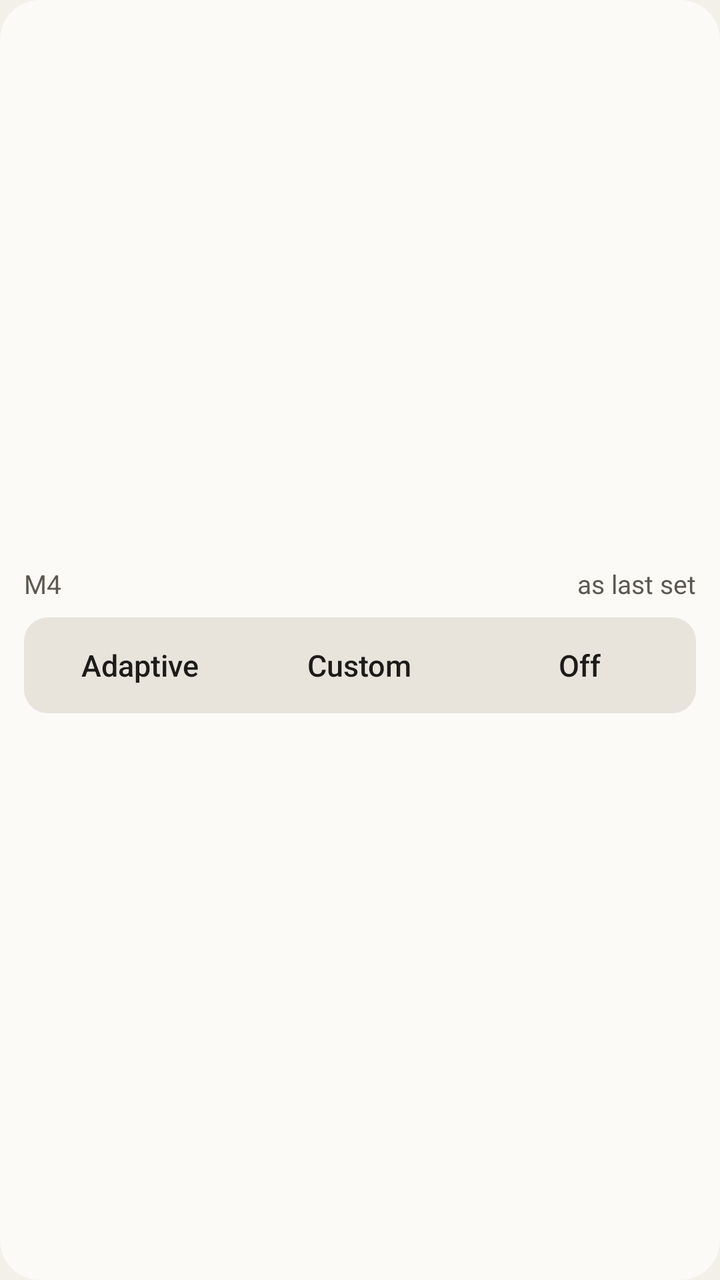
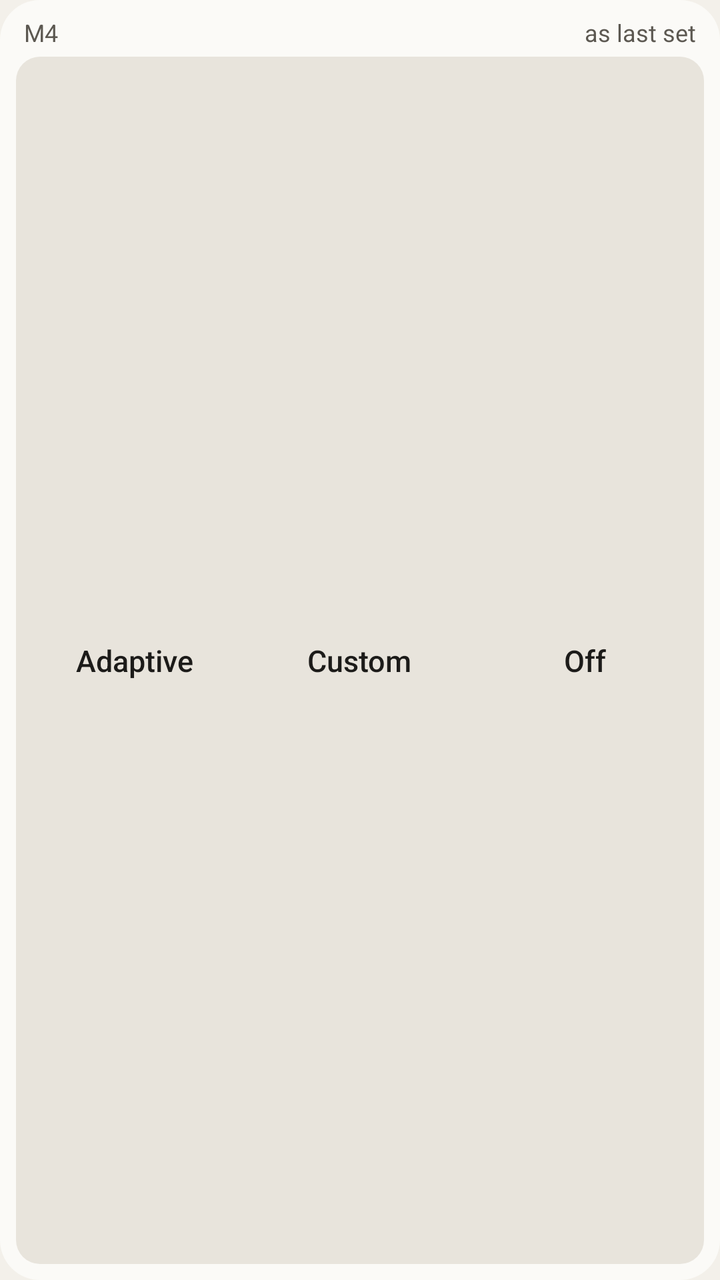

An Android layout rendered at two revisions. The XML below is the earlier revision; the diff shows what the commit changed to produce the second picture.
<!-- AndroidManifest.xml: application theme AppTheme -->
<!-- res/layout/widget_noise.xml -->
<?xml version="1.0" encoding="utf-8"?>
<LinearLayout xmlns:android="http://schemas.android.com/apk/res/android"
    android:layout_width="match_parent" android:layout_height="match_parent"
    android:orientation="vertical" android:gravity="center_vertical" android:padding="12dp" android:background="@drawable/w_bg">
    <LinearLayout android:layout_width="match_parent" android:layout_height="wrap_content" android:orientation="horizontal" android:paddingBottom="8dp">
        <TextView android:id="@+id/w_title" android:layout_width="0dp" android:layout_weight="1" android:layout_height="wrap_content"
            android:text="M4" android:textColor="@color/ink2" android:textSize="13sp" android:maxLines="1" android:ellipsize="end" />
        <TextView android:id="@+id/w_note" android:layout_width="wrap_content" android:layout_height="wrap_content"
            android:text="as last set" android:textColor="@color/ink2" android:textSize="13sp" />
    </LinearLayout>
    <LinearLayout android:layout_width="match_parent" android:layout_height="48dp" android:orientation="horizontal" android:padding="3dp" android:background="@drawable/w_track">
        <FrameLayout android:id="@+id/w_adaptive" android:layout_width="0dp" android:layout_weight="1" android:layout_height="match_parent" android:clickable="true" android:focusable="true" android:contentDescription="Adaptive">
            <LinearLayout android:id="@+id/w_adaptive_on" android:layout_width="wrap_content" android:layout_height="wrap_content" android:layout_gravity="center" android:orientation="horizontal" android:visibility="gone">
                <TextView android:layout_width="wrap_content" android:layout_height="wrap_content" android:text="●" android:textSize="11sp" android:textColor="@color/pilot_on_key" android:paddingEnd="6dp" />
                <TextView android:layout_width="wrap_content" android:layout_height="wrap_content" android:text="Adaptive" android:textSize="15sp" android:fontFamily="sans-serif-medium" android:textColor="@color/on_key" />
            </LinearLayout>
            <TextView android:id="@+id/w_adaptive_off" android:layout_width="wrap_content" android:layout_height="wrap_content" android:layout_gravity="center" android:text="Adaptive" android:textSize="15sp" android:fontFamily="sans-serif-medium" android:textColor="@color/ink" />
        </FrameLayout>
        <FrameLayout android:id="@+id/w_custom" android:layout_width="0dp" android:layout_weight="1" android:layout_height="match_parent" android:clickable="true" android:focusable="true" android:contentDescription="Custom">
            <LinearLayout android:id="@+id/w_custom_on" android:layout_width="wrap_content" android:layout_height="wrap_content" android:layout_gravity="center" android:orientation="horizontal" android:visibility="gone">
                <TextView android:layout_width="wrap_content" android:layout_height="wrap_content" android:text="●" android:textSize="11sp" android:textColor="@color/pilot_on_key" android:paddingEnd="6dp" />
                <TextView android:layout_width="wrap_content" android:layout_height="wrap_content" android:text="Custom" android:textSize="15sp" android:fontFamily="sans-serif-medium" android:textColor="@color/on_key" />
            </LinearLayout>
            <TextView android:id="@+id/w_custom_off" android:layout_width="wrap_content" android:layout_height="wrap_content" android:layout_gravity="center" android:text="Custom" android:textSize="15sp" android:fontFamily="sans-serif-medium" android:textColor="@color/ink" />
        </FrameLayout>
        <FrameLayout android:id="@+id/w_off" android:layout_width="0dp" android:layout_weight="1" android:layout_height="match_parent" android:clickable="true" android:focusable="true" android:contentDescription="Off">
            <LinearLayout android:id="@+id/w_off_on" android:layout_width="wrap_content" android:layout_height="wrap_content" android:layout_gravity="center" android:orientation="horizontal" android:visibility="gone">
                <TextView android:layout_width="wrap_content" android:layout_height="wrap_content" android:text="●" android:textSize="11sp" android:textColor="@color/pilot_on_key" android:paddingEnd="6dp" />
                <TextView android:layout_width="wrap_content" android:layout_height="wrap_content" android:text="Off" android:textSize="15sp" android:fontFamily="sans-serif-medium" android:textColor="@color/on_key" />
            </LinearLayout>
            <TextView android:id="@+id/w_off_off" android:layout_width="wrap_content" android:layout_height="wrap_content" android:layout_gravity="center" android:text="Off" android:textSize="15sp" android:fontFamily="sans-serif-medium" android:textColor="@color/ink" />
        </FrameLayout>
    </LinearLayout>
</LinearLayout>
<!-- resources referenced by this layout -->
<resources>
  <color name="ink">#1C1B19</color>
  <color name="ink2">#5C5851</color>
  <color name="on_key">#F3F0EA</color>
  <color name="pilot_on_key">#B8662B</color>
  <!-- drawable w_bg (drawable) -->
  <?xml version="1.0" encoding="utf-8"?>
  <shape xmlns:android="http://schemas.android.com/apk/res/android" android:shape="rectangle">
      <solid android:color="@color/surface" />
      <corners android:radius="20dp" />
  </shape>
  <!-- drawable w_track (drawable) -->
  <?xml version="1.0" encoding="utf-8"?>
  <shape xmlns:android="http://schemas.android.com/apk/res/android" android:shape="rectangle">
      <solid android:color="@color/sunk" />
      <corners android:radius="12dp" />
  </shape>
  <style name="AppTheme" parent="@android:style/Theme.Material.Light.NoActionBar">
          <item name="android:statusBarColor">@color/surface</item>
          <item name="android:navigationBarColor">@color/bg</item>
          <item name="android:windowLightStatusBar">@bool/light_bars</item>
          <item name="android:windowLightNavigationBar">@bool/light_bars</item>
          <item name="android:windowBackground">@color/bg</item>
          <item name="android:colorAccent">@color/copper</item>
      </style>
  <color name="surface">#FBFAF7</color>
  <color name="sunk">#E8E4DC</color>
  <color name="bg">#F3F0EA</color>
  <color name="copper">#9A4E1C</color>
</resources>

<!-- the commit's change to res/layout/widget_noise.xml (unified diff, before → after) -->
@@ -1,14 +1,15 @@
 <?xml version="1.0" encoding="utf-8"?>
 <LinearLayout xmlns:android="http://schemas.android.com/apk/res/android"
     android:layout_width="match_parent" android:layout_height="match_parent"
-    android:orientation="vertical" android:gravity="center_vertical" android:padding="12dp" android:background="@drawable/w_bg">
-    <LinearLayout android:layout_width="match_parent" android:layout_height="wrap_content" android:orientation="horizontal" android:paddingBottom="8dp">
+    android:orientation="vertical" android:padding="8dp" android:background="@drawable/w_bg">
+    <LinearLayout android:layout_width="match_parent" android:layout_height="wrap_content" android:orientation="horizontal" android:paddingBottom="4dp" android:paddingStart="4dp" android:paddingEnd="4dp">
         <TextView android:id="@+id/w_title" android:layout_width="0dp" android:layout_weight="1" android:layout_height="wrap_content"
-            android:text="M4" android:textColor="@color/ink2" android:textSize="13sp" android:maxLines="1" android:ellipsize="end" />
+            android:text="M4" android:textColor="@color/ink2" android:textSize="12sp" android:maxLines="1" android:ellipsize="end" />
         <TextView android:id="@+id/w_note" android:layout_width="wrap_content" android:layout_height="wrap_content"
-            android:text="as last set" android:textColor="@color/ink2" android:textSize="13sp" />
+            android:text="as last set" android:textColor="@color/ink2" android:textSize="12sp" />
     </LinearLayout>
-    <LinearLayout android:layout_width="match_parent" android:layout_height="48dp" android:orientation="horizontal" android:padding="3dp" android:background="@drawable/w_track">
+    
+    <LinearLayout android:layout_width="match_parent" android:layout_height="0dp" android:layout_weight="1" android:minHeight="36dp" android:orientation="horizontal" android:padding="3dp" android:background="@drawable/w_track">
         <FrameLayout android:id="@+id/w_adaptive" android:layout_width="0dp" android:layout_weight="1" android:layout_height="match_parent" android:clickable="true" android:focusable="true" android:contentDescription="Adaptive">
             <LinearLayout android:id="@+id/w_adaptive_on" android:layout_width="wrap_content" android:layout_height="wrap_content" android:layout_gravity="center" android:orientation="horizontal" android:visibility="gone">
                 <TextView android:layout_width="wrap_content" android:layout_height="wrap_content" android:text="●" android:textSize="11sp" android:textColor="@color/pilot_on_key" android:paddingEnd="6dp" />
